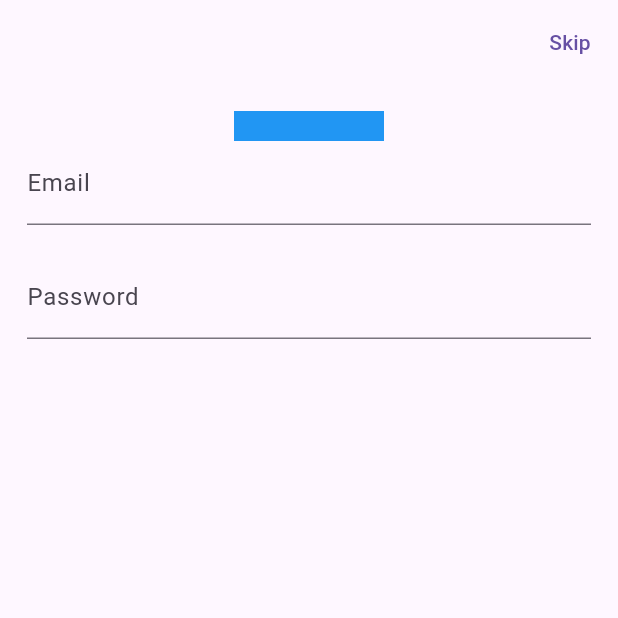
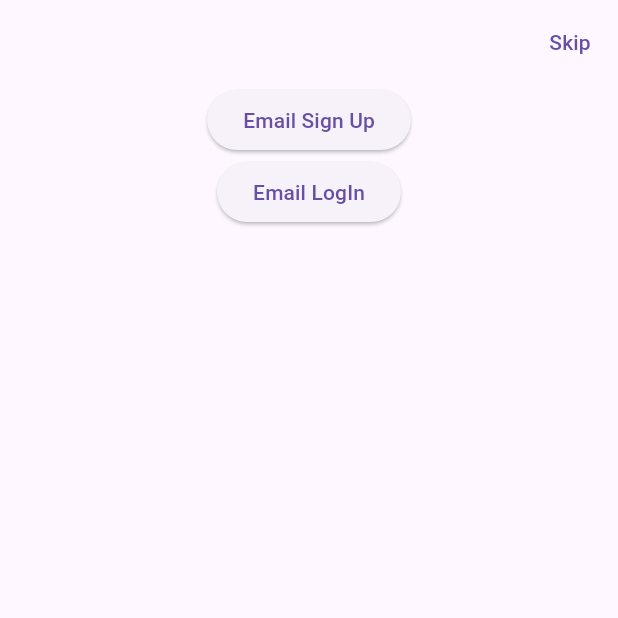
Before and after one commit to Daniel-HyunHo-Shin/flutter-practice-examples, a Flutter app: the screen it shows after launch, on a phone screen of 412 x 824 dp, the top half of it. Run offline on Flutter 3.47's test engine with Material 2 defaults, Android fonts, the phone set to English and light mode, and no system bars; our stand-ins replace firebase_auth, firebase_core, go_router; accounts and stored records are empty.

Commit message:
Email SiginIn/Logtin

```diff
--- a/firebase_login_auth_example/lib/main.dart
+++ b/firebase_login_auth_example/lib/main.dart
@@ -1,7 +1,7 @@
 import 'package:flutter/material.dart';
-import 'screens/home_page.dart';
 import 'package:firebase_core/firebase_core.dart';
 import 'firebase_options.dart';
+import 'utils/routers.dart';
 
 void main() async {
   // Firebase실행 전 Flutter Framework가 실행되게 하는 코드
@@ -19,12 +19,10 @@ class MainApp extends StatelessWidget {
 
   @override
   Widget build(BuildContext context) {
-    return MaterialApp(
+    return MaterialApp.router(
+      routerConfig: router,
       theme: ThemeData(useMaterial3: true),
       debugShowCheckedModeBanner: false,
-
-      /// 실제 홈화면 UI 구성은 HomePage를 살펴보세요.
-      home: const HomePage(),
     );
   }
 }
--- a/firebase_login_auth_example/lib/screens/home_page.dart
+++ b/firebase_login_auth_example/lib/screens/home_page.dart
@@ -1,4 +1,5 @@
 import 'package:flutter/material.dart';
+import 'package:go_router/go_router.dart';
 
 /// 플러터 Login시 보여지는 최초 화면 UI
 class HomePage extends StatefulWidget {
@@ -24,34 +25,16 @@ class _HomePageState extends State<HomePage> {
         ],
       ),
       body: Center(
-        child: Padding(
-          padding: const EdgeInsets.all(18.0),
-          child: Column(
-            children: [
-              const SizedBox(
-                height: 20.0,
-                width: 100,
-                child: DecoratedBox(
-                  decoration: BoxDecoration(
-                    color: Colors.blue,
-                  ),
-                ),
-              ),
-              TextFormField(
-                decoration: const InputDecoration(labelText: 'Email'),
-                keyboardType: TextInputType.emailAddress,
-              ),
-              const SizedBox(
-                height: 20,
-              ),
-              TextFormField(
-                decoration: const InputDecoration(
-                  labelText: 'Password',
-                ),
-                keyboardType: TextInputType.visiblePassword,
-              ),
-            ],
-          ),
+        child: Column(
+          children: [
+            ElevatedButton(
+              onPressed: () => context.go('/EmailSignUpPage'),
+              child: const Text('Email Sign Up'),
+            ),
+            ElevatedButton(
+                onPressed: () => context.go('/EmailLogInPage'),
+                child: const Text('Email LogIn'))
+          ],
         ),
       ),
     );
--- /dev/null
+++ b/firebase_login_auth_example/lib/utils/routers.dart
@@ -0,0 +1,30 @@
+import 'package:firebase_login_auth_example/screens/email_login_page.dart';
+import 'package:flutter/material.dart';
+import 'package:go_router/go_router.dart';
+import '../screens/email_signup_page.dart';
+import '../screens/home_page.dart';
+
+final GoRouter router = GoRouter(
+  routes: <RouteBase>[
+    GoRoute(
+      path: '/',
+      builder: (BuildContext context, GoRouterState state) {
+        return const HomePage();
+      },
+      routes: <RouteBase>[
+        GoRoute(
+          path: 'EmailSignUpPage',
+          builder: (BuildContext context, GoRouterState state) {
+            return const EmailSignUpPage();
+          },
+        ),
+        GoRoute(
+          path: 'EmailLogInPage',
+          builder: (BuildContext context, GoRouterState state) {
+            return const EmailLogInPage();
+          },
+        ),
+      ],
+    ),
+  ],
+);
--- a/firebase_login_auth_example/pubspec.yaml
+++ b/firebase_login_auth_example/pubspec.yaml
@@ -7,10 +7,10 @@ environment:
   sdk: '>=2.19.3 <3.0.0'
 
 dependencies:
-  cloud_firestore: ^4.5.0
   firebase_auth: ^4.4.0
   flutter:
     sdk: flutter
+  go_router: ^6.5.2
 
 dev_dependencies:
   flutter_test:
--- /dev/null
+++ b/mvc_example_flutter/analysis_options.yaml
@@ -0,0 +1 @@
+include: package:flutter_lints/flutter.yaml
--- /dev/null
+++ b/mvc_example_flutter/lib/main.dart
@@ -0,0 +1,18 @@
+import 'package:flutter/material.dart';
+import 'counter_view.dart';
+
+void main() {
+  runApp(const MyApp());
+}
+
+class MyApp extends StatelessWidget {
+  const MyApp({super.key});
+
+  @override
+  Widget build(BuildContext context) {
+    return const MaterialApp(
+      title: 'Counter Example',
+      home: CounterView(),
+    );
+  }
+}
```
Also changed, not shown: firebase_login_auth_example/lib/screens/email_login_page.dart (added, +70 -0 lines), firebase_login_auth_example/lib/screens/email_signup_page.dart (added, +70 -0 lines), firebase_login_auth_example/lib/services/firebase_auth_methods.dart (added, +63 -0 lines), firebase_login_auth_example/lib/widgets/nude_button.dart (added, +21 -0 lines), mvc_example_flutter/lib/counter_controller.dart (added, +15 -0 lines), mvc_example_flutter/lib/counter_model.dart (added, +13 -0 lines), mvc_example_flutter/lib/counter_view.dart (added, +52 -0 lines), mvc_example_flutter/pubspec.yaml (added, +19 -0 lines), firebase_login_auth_example/lib/firebase_options.dart (added), firebase_login_auth_example/lib/widgets/custom_textfield.dart (added), firebase_login_auth_example/pubspec.lock, mvc_example_flutter/pubspec.lock (added), 138 other files.
